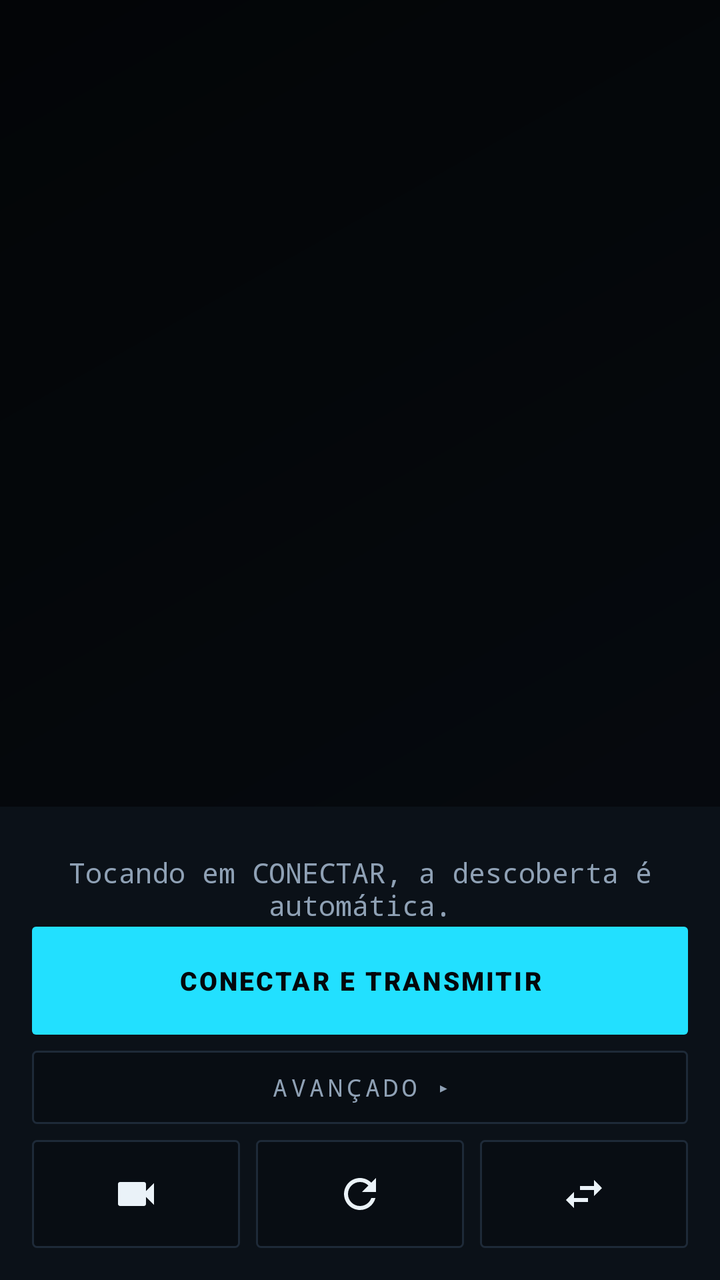
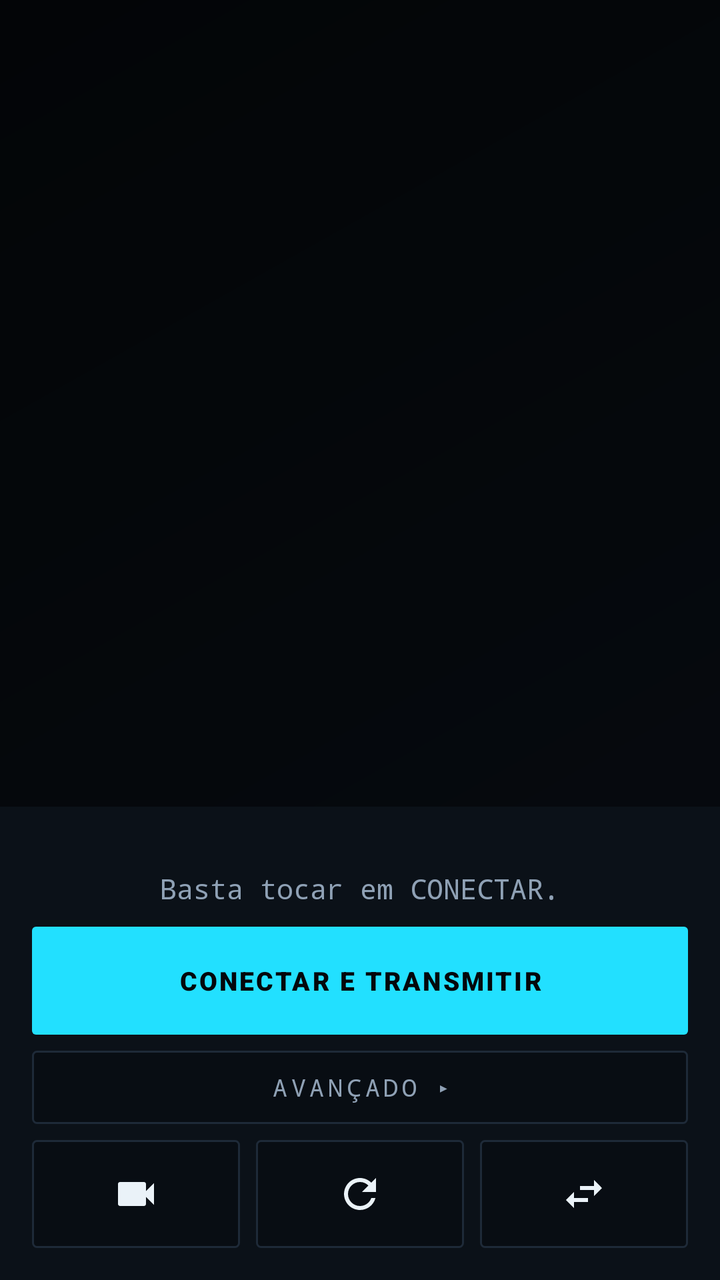

Before-and-after screenshots of an Android layout around one commit, followed by the original layout XML and the change that was made.
<!-- AndroidManifest.xml: application theme Theme.CellCam -->
<!-- res/layout/activity_main.xml -->
<?xml version="1.0" encoding="utf-8"?>
<androidx.constraintlayout.widget.ConstraintLayout xmlns:android="http://schemas.android.com/apk/res/android"
    xmlns:app="http://schemas.android.com/apk/res-auto"
    xmlns:tools="http://schemas.android.com/tools"
    android:layout_width="match_parent"
    android:layout_height="match_parent"
    android:background="@drawable/bg_app"
    android:keepScreenOn="true"
    tools:context=".MainActivity">

    <org.webrtc.SurfaceViewRenderer
        android:id="@+id/localPreview"
        android:layout_width="0dp"
        android:layout_height="0dp"
        android:visibility="gone"
        app:layout_constraintTop_toTopOf="parent"
        app:layout_constraintStart_toStartOf="parent"
        app:layout_constraintEnd_toEndOf="parent"
        app:layout_constraintBottom_toTopOf="@id/controlPanel" />

    <LinearLayout
        android:id="@+id/controlPanel"
        android:layout_width="0dp"
        android:layout_height="wrap_content"
        android:orientation="vertical"
        android:padding="16dp"
        android:background="@color/bg_panel"
        app:layout_constraintBottom_toBottomOf="parent"
        app:layout_constraintStart_toStartOf="parent"
        app:layout_constraintEnd_toEndOf="parent">

        
        <TextView
            android:id="@+id/statusText"
            android:layout_width="match_parent"
            android:layout_height="wrap_content"
            android:layout_marginTop="6dp"
            android:gravity="center"
            android:minHeight="38dp"
            android:text="Tocando em CONECTAR, a descoberta é automática."
            android:textColor="@color/text_dim"
            android:textSize="14sp"
            android:fontFamily="monospace" />

        
        <com.google.android.material.button.MaterialButton
            android:id="@+id/connectButton"
            android:layout_width="match_parent"
            android:layout_height="54dp"
            android:background="@drawable/bg_btn_primary"
            android:letterSpacing="0.08"
            android:text="CONECTAR E TRANSMITIR"
            android:textAllCaps="true"
            android:textColor="@color/bg"
            android:textSize="13sp"
            android:fontFamily="sans-serif-black"
            android:textStyle="bold"
            android:enabled="false"
            app:backgroundTint="@null"
            app:cornerRadius="2dp"
            app:rippleColor="#22000000" />

        
        <TextView
            android:id="@+id/devicesHeader"
            android:layout_width="match_parent"
            android:layout_height="wrap_content"
            android:layout_marginTop="12dp"
            android:background="@drawable/bg_btn_outline"
            android:clickable="true"
            android:focusable="true"
            android:fontFamily="monospace"
            android:gravity="center"
            android:letterSpacing="0.16"
            android:padding="10dp"
            android:text="DISPOSITIVOS ENCONTRADOS ▸"
            android:textAllCaps="true"
            android:textColor="@color/accent"
            android:textSize="12sp"
            android:visibility="gone" />

        <LinearLayout
            android:id="@+id/deviceList"
            android:layout_width="match_parent"
            android:layout_height="wrap_content"
            android:orientation="vertical"
            android:visibility="gone" />

        
        <TextView
            android:id="@+id/advancedHeader"
            android:layout_width="match_parent"
            android:layout_height="wrap_content"
            android:layout_marginTop="8dp"
            android:background="@drawable/bg_panel_dark"
            android:clickable="true"
            android:focusable="true"
            android:fontFamily="monospace"
            android:gravity="center"
            android:letterSpacing="0.16"
            android:padding="10dp"
            android:text="AVANÇADO ▸"
            android:textAllCaps="true"
            android:textColor="@color/text_dim"
            android:textSize="12sp" />

        <LinearLayout
            android:id="@+id/advancedPanel"
            android:layout_width="match_parent"
            android:layout_height="wrap_content"
            android:orientation="vertical"
            android:paddingTop="8dp"
            android:visibility="gone">

            <EditText
                android:id="@+id/serverIpInput"
                android:layout_width="match_parent"
                android:layout_height="wrap_content"
                android:background="@drawable/bg_input"
                android:fontFamily="monospace"
                android:hint="IP do servidor (vazio = automático)"
                android:inputType="text"
                android:singleLine="true"
                android:textColor="@color/text"
                android:textColorHint="@color/text_dim"
                android:textSize="14sp" />

            <EditText
                android:id="@+id/roomCodeInput"
                android:layout_width="match_parent"
                android:layout_height="wrap_content"
                android:layout_marginTop="8dp"
                android:background="@drawable/bg_input"
                android:fontFamily="monospace"
                android:hint="Código da sala (vazio = automático)"
                android:inputType="number"
                android:maxLength="6"
                android:singleLine="true"
                android:textColor="@color/text"
                android:textColorHint="@color/text_dim"
                android:textSize="14sp" />

            <com.google.android.material.button.MaterialButton
                android:id="@+id/manualConnectButton"
                android:layout_width="match_parent"
                android:layout_height="wrap_content"
                android:layout_marginTop="8dp"
                android:background="@drawable/bg_btn_outline"
                android:fontFamily="monospace"
                android:letterSpacing="0.12"
                android:text="CONECTAR MANUALMENTE"
                android:textAllCaps="true"
                android:textColor="@color/accent"
                android:textSize="13sp"
                app:backgroundTint="@null"
                app:cornerRadius="2dp" />
        </LinearLayout>

        
        <LinearLayout
            android:layout_width="match_parent"
            android:layout_height="wrap_content"
            android:layout_marginTop="8dp"
            android:orientation="horizontal">

            <androidx.appcompat.widget.AppCompatImageButton
                android:id="@+id/cameraButton"
                android:layout_width="0dp"
                android:layout_height="54dp"
                android:layout_weight="1"
                android:layout_marginEnd="8dp"
                android:background="@drawable/bg_panel_dark"
                android:contentDescription="Câmera"
                android:padding="14dp"
                android:scaleType="centerInside"
                android:src="@drawable/ic_camera"
                android:tint="@color/btn_icon"
                android:enabled="false" />

            <androidx.appcompat.widget.AppCompatImageButton
                android:id="@+id/rotateButton"
                android:layout_width="0dp"
                android:layout_height="54dp"
                android:layout_weight="1"
                android:layout_marginEnd="8dp"
                android:background="@drawable/bg_panel_dark"
                android:contentDescription="Girar 90 graus"
                android:padding="14dp"
                android:scaleType="centerInside"
                android:src="@drawable/ic_rotate"
                android:tint="@color/btn_icon"
                android:enabled="false" />

            <androidx.appcompat.widget.AppCompatImageButton
                android:id="@+id/mirrorButton"
                android:layout_width="0dp"
                android:layout_height="54dp"
                android:layout_weight="1"
                android:background="@drawable/bg_panel_dark"
                android:contentDescription="Espelho"
                android:padding="14dp"
                android:scaleType="centerInside"
                android:src="@drawable/ic_mirror"
                android:tint="@color/btn_icon"
                android:enabled="false" />
        </LinearLayout>

    </LinearLayout>

</androidx.constraintlayout.widget.ConstraintLayout>
<!-- resources referenced by this layout -->
<resources>
  <color name="accent">#22E0FF</color>
  <color name="bg">#04070B</color>
  <color name="bg_panel">#0B1118</color>
  <color name="text">#EAF2F8</color>
  <color name="text_dim">#8FA1B5</color>
  <!-- drawable bg_app (drawable) -->
  <?xml version="1.0" encoding="utf-8"?>
  <shape xmlns:android="http://schemas.android.com/apk/res/android">
      <gradient
          android:angle="135"
          android:startColor="#070B11"
          android:endColor="#030507"
          android:type="linear" />
  </shape>
  <!-- drawable bg_btn_outline (drawable) -->
  <?xml version="1.0" encoding="utf-8"?>
  <shape xmlns:android="http://schemas.android.com/apk/res/android">
      <solid android:color="#0A0F16" />
      <stroke android:width="1dp" android:color="@color/accent" />
      <corners android:radius="2dp" />
  </shape>
  <!-- drawable bg_btn_primary (drawable) -->
  <?xml version="1.0" encoding="utf-8"?>
  <shape xmlns:android="http://schemas.android.com/apk/res/android">
      <solid android:color="@color/accent" />
      <corners android:radius="2dp" />
  </shape>
  <!-- drawable bg_input (drawable) -->
  <?xml version="1.0" encoding="utf-8"?>
  <shape xmlns:android="http://schemas.android.com/apk/res/android">
      <solid android:color="#0A1017" />
      <stroke android:width="1dp" android:color="@color/line" />
      <corners android:radius="2dp" />
      <padding
          android:left="12dp"
          android:top="10dp"
          android:right="12dp"
          android:bottom="10dp" />
  </shape>
  <!-- drawable bg_panel_dark (drawable) -->
  <?xml version="1.0" encoding="utf-8"?>
  <shape xmlns:android="http://schemas.android.com/apk/res/android">
      <solid android:color="@color/bg_panel_2" />
      <stroke android:width="1dp" android:color="@color/line" />
      <corners android:radius="2dp" />
  </shape>
  <!-- drawable ic_camera (drawable) -->
  <?xml version="1.0" encoding="utf-8"?>
  <vector xmlns:android="http://schemas.android.com/apk/res/android"
      android:width="24dp"
      android:height="24dp"
      android:viewportWidth="24"
      android:viewportHeight="24">
      <path
          android:fillColor="#FFFFFFFF"
          android:pathData="M17,10.5V7c0,-0.55 -0.45,-1 -1,-1H4C3.45,6 3,6.45 3,7v10c0,0.55 0.45,1 1,1h12c0.55,0 1,-0.45 1,-1v-3.5l4,4v-11L17,10.5z" />
  </vector>
  <!-- drawable ic_mirror (drawable) -->
  <?xml version="1.0" encoding="utf-8"?>
  <vector xmlns:android="http://schemas.android.com/apk/res/android"
      android:width="24dp"
      android:height="24dp"
      android:viewportWidth="24"
      android:viewportHeight="24">
      <path
          android:fillColor="#FFFFFFFF"
          android:pathData="M6.99,11L3,15l3.99,4v-3H14v-2H6.99v-3zM21,9l-3.99,-4v3H10v2h7.01v3L21,9z" />
  </vector>
  <!-- drawable ic_rotate (drawable) -->
  <?xml version="1.0" encoding="utf-8"?>
  <vector xmlns:android="http://schemas.android.com/apk/res/android"
      android:width="24dp"
      android:height="24dp"
      android:viewportWidth="24"
      android:viewportHeight="24">
      <path
          android:fillColor="#FFFFFFFF"
          android:pathData="M17.65,6.35C16.2,4.9 14.21,4 12,4c-4.42,0 -7.99,3.58 -7.99,8s3.57,8 7.99,8c3.73,0 6.84,-2.55 7.73,-6h-2.08c-0.82,2.33 -3.04,4 -5.65,4 -3.31,0 -6,-2.69 -6,-6s2.69,-6 6,-6c1.66,0 3.14,0.69 4.22,1.78L13,11h7V4L17.65,6.35z" />
  </vector>
  <style name="Theme.CellCam" parent="Theme.Material3.Dark.NoActionBar">
          <item name="colorPrimary">@color/primary</item>
          <item name="colorOnPrimary">@color/bg</item>
          <item name="android:windowBackground">@color/bg</item>
          <item name="android:colorBackground">@color/bg</item>
          <item name="android:navigationBarColor">@color/bg_panel_2</item>
          <item name="android:statusBarColor">@color/bg_panel_2</item>
          <item name="android:textColorPrimary">@color/text</item>
          <item name="android:windowLightStatusBar">false</item>
      </style>
  <color name="line">#1E2A38</color>
  <color name="bg_panel_2">#080D13</color>
  <color name="primary">#22E0FF</color>
</resources>

<!-- the commit's change to res/layout/activity_main.xml (unified diff, before → after) -->
@@ -37,7 +37,7 @@
             android:layout_marginTop="6dp"
             android:gravity="center"
             android:minHeight="38dp"
-            android:text="Tocando em CONECTAR, a descoberta é automática."
+            android:text="Basta tocar em CONECTAR."
             android:textColor="@color/text_dim"
             android:textSize="14sp"
             android:fontFamily="monospace" />
